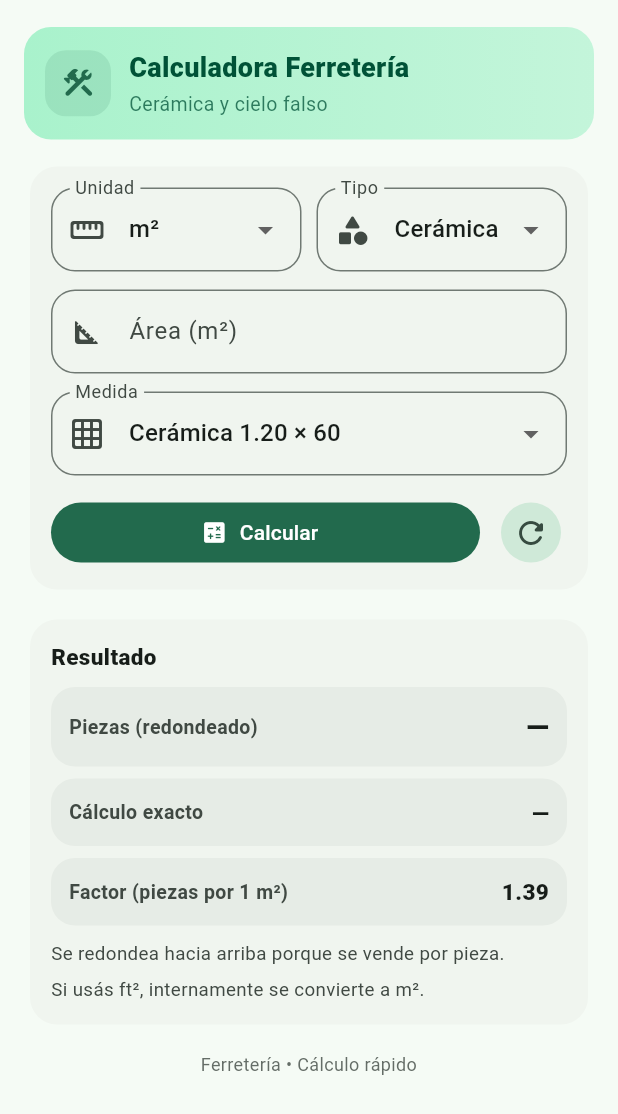
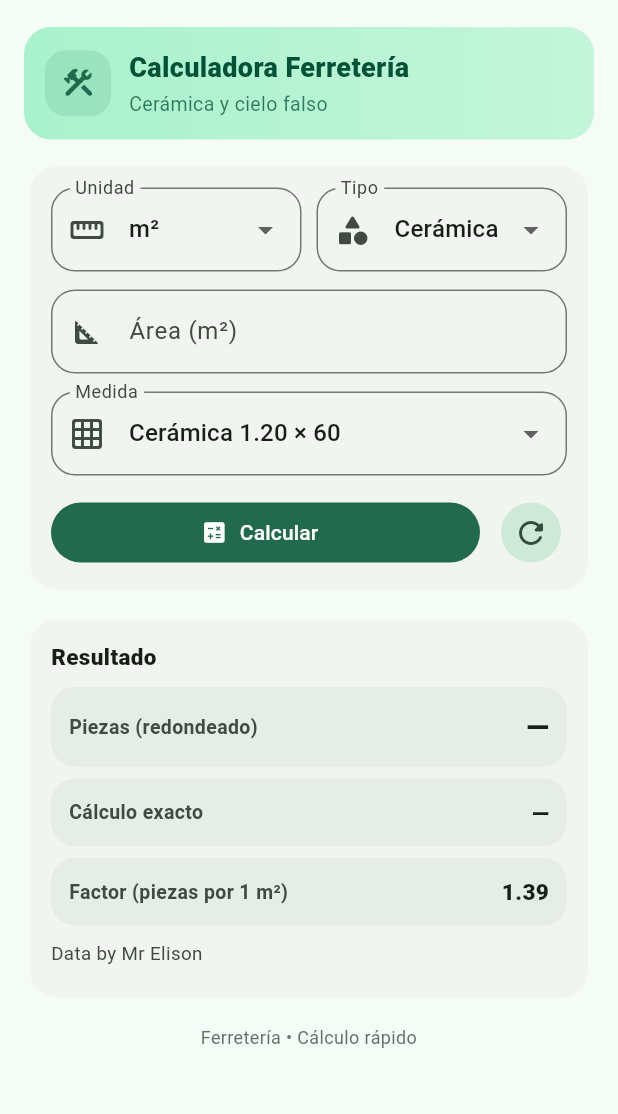
Before and after one commit to hviera01/ferreteria_calculadora, a Flutter app: the screen it shows after launch, on a phone screen of 412 x 824 dp. Shown: the top 1114 px of the screen. Run offline on Flutter 3.47's test engine with Material 3 defaults, Android fonts, the phone set to English and light mode, and no system bars.

```diff
--- a/lib/main.dart
+++ b/lib/main.dart
@@ -417,20 +417,14 @@ class _HomeScreenState extends State<HomeScreen> {
                                 ),
                                 const SizedBox(height: 10),
                                 Text(
-                                  'Se redondea hacia arriba porque se vende por pieza.',
+                                  'Data by Mr Elison',
                                   style: TextStyle(
                                     fontSize: 12.5,
                                     color: cs.onSurfaceVariant,
                                   ),
                                 ),
                                 const SizedBox(height: 6),
-                                Text(
-                                  'Si usás ft², internamente se convierte a m².',
-                                  style: TextStyle(
-                                    fontSize: 12.5,
-                                    color: cs.onSurfaceVariant,
-                                  ),
-                                ),
+
                               ],
                             ),
                           ),
```
Also changed, not shown: 5 other files.
